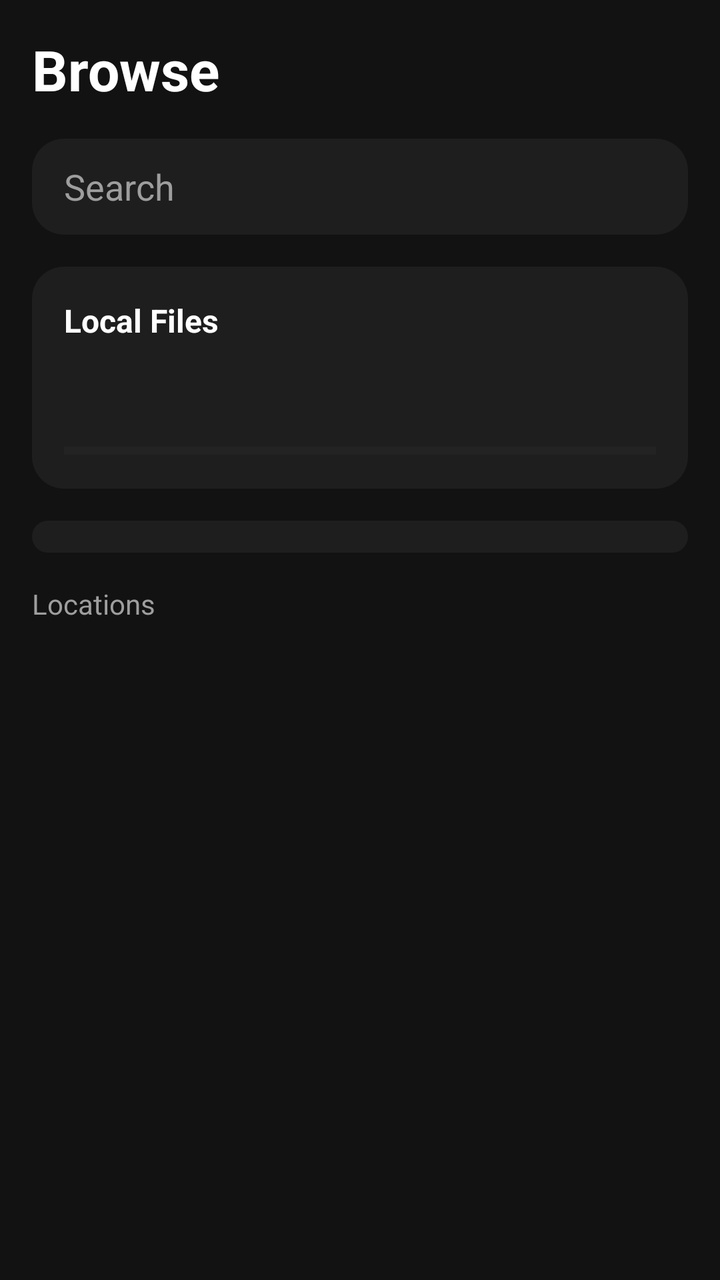
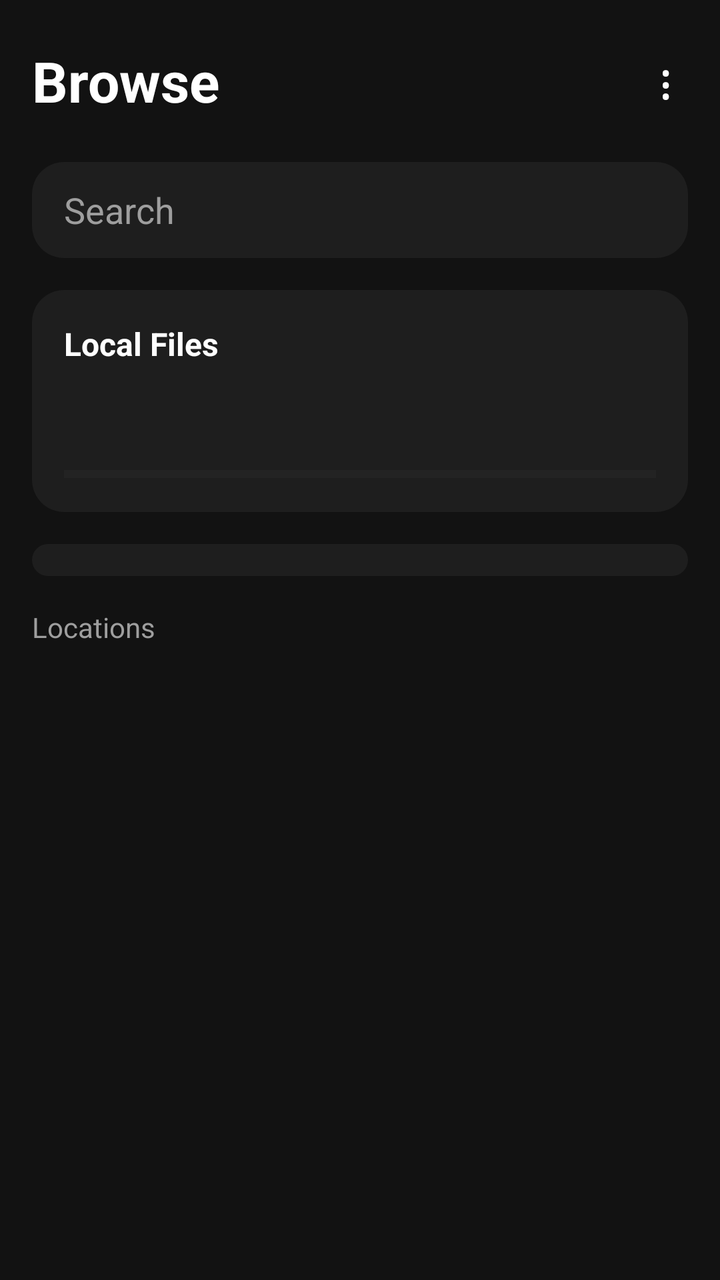

An Android layout rendered at two revisions. The XML below is the earlier revision; the diff shows what the commit changed to produce the second picture.
<!-- AndroidManifest.xml: application theme Theme.FileVault -->
<!-- res/layout/activity_main.xml -->
<?xml version="1.0" encoding="utf-8"?>
<ScrollView xmlns:android="http://schemas.android.com/apk/res/android"
    android:layout_width="match_parent"
    android:layout_height="match_parent"
    android:background="@color/bg_dark">

    <LinearLayout
        android:layout_width="match_parent"
        android:layout_height="wrap_content"
        android:orientation="vertical"
        android:padding="16dp">

        <TextView
            android:layout_width="wrap_content"
            android:layout_height="wrap_content"
            android:text="Browse"
            android:textColor="#FFFFFF"
            android:textSize="28sp"
            android:textStyle="bold"
            android:layout_marginBottom="16dp" />

        <EditText
            android:id="@+id/searchBox"
            android:layout_width="match_parent"
            android:layout_height="48dp"
            android:background="@drawable/bg_card_rounded"
            android:hint="Search"
            android:paddingStart="16dp"
            android:paddingEnd="16dp"
            android:textColorHint="@color/text_secondary"
            android:textColor="#FFFFFF"
            android:inputType="text"
            android:imeOptions="actionSearch"
            android:layout_marginBottom="16dp" />

        <LinearLayout
            android:id="@+id/localFilesCard"
            android:layout_width="match_parent"
            android:layout_height="wrap_content"
            android:orientation="vertical"
            android:background="@drawable/bg_card_rounded"
            android:padding="16dp"
            android:clickable="true"
            android:focusable="true"
            android:layout_marginBottom="16dp">

            <LinearLayout
                android:layout_width="match_parent"
                android:layout_height="wrap_content"
                android:orientation="horizontal">

                <TextView
                    android:layout_width="0dp"
                    android:layout_height="wrap_content"
                    android:layout_weight="1"
                    android:text="Local Files"
                    android:textColor="#FFFFFF"
                    android:textSize="16sp"
                    android:textStyle="bold" />
            </LinearLayout>

            <TextView
                android:id="@+id/storageText"
                android:layout_width="wrap_content"
                android:layout_height="wrap_content"
                android:layout_marginTop="12dp"
                android:textColor="#FFFFFF"
                android:textSize="22sp"
                android:textStyle="bold" />

            <ProgressBar
                android:id="@+id/storageBar"
                style="?android:attr/progressBarStyleHorizontal"
                android:layout_width="match_parent"
                android:layout_height="6dp"
                android:layout_marginTop="10dp"
                android:progressTint="@color/accent_blue"
                android:progressBackgroundTint="#333333"
                android:max="100" />

        </LinearLayout>

        <androidx.recyclerview.widget.RecyclerView
            android:id="@+id/categoryGrid"
            android:layout_width="match_parent"
            android:layout_height="wrap_content"
            android:background="@drawable/bg_card_rounded"
            android:padding="8dp"
            android:layout_marginBottom="16dp" />

        <TextView
            android:layout_width="wrap_content"
            android:layout_height="wrap_content"
            android:text="Locations"
            android:textColor="@color/text_secondary"
            android:textSize="14sp"
            android:layout_marginBottom="8dp" />

        <LinearLayout
            android:id="@+id/locationsContainer"
            android:layout_width="match_parent"
            android:layout_height="wrap_content"
            android:orientation="vertical"
            android:background="@drawable/bg_card_rounded" />

    </LinearLayout>
</ScrollView>
<!-- resources referenced by this layout -->
<resources>
  <color name="accent_blue">#4A90E2</color>
  <color name="bg_dark">#121212</color>
  <color name="text_secondary">#9E9E9E</color>
  <!-- drawable bg_card_rounded (drawable) -->
  <shape xmlns:android="http://schemas.android.com/apk/res/android">
      <corners android:radius="16dp" />
      <solid android:color="@color/card_dark" />
  </shape>
  <style name="Theme.FileVault" parent="Theme.MaterialComponents.DayNight.NoActionBar">
          <item name="colorPrimary">#1E88E5</item>
          <item name="colorPrimaryDark">#1565C0</item>
          <item name="colorAccent">#42A5F5</item>
      </style>
  <color name="card_dark">#1E1E1E</color>
</resources>

<!-- the commit's change to res/layout/activity_main.xml (unified diff, before → after) -->
@@ -10,14 +10,32 @@
         android:orientation="vertical"
         android:padding="16dp">
 
-        <TextView
-            android:layout_width="wrap_content"
+        <LinearLayout
+            android:layout_width="match_parent"
             android:layout_height="wrap_content"
-            android:text="Browse"
-            android:textColor="#FFFFFF"
-            android:textSize="28sp"
-            android:textStyle="bold"
-            android:layout_marginBottom="16dp" />
+            android:orientation="horizontal"
+            android:gravity="center_vertical"
+            android:layout_marginBottom="16dp">
+
+            <TextView
+                android:layout_width="0dp"
+                android:layout_height="wrap_content"
+                android:layout_weight="1"
+                android:text="Browse"
+                android:textColor="#FFFFFF"
+                android:textSize="28sp"
+                android:textStyle="bold" />
+
+            <TextView
+                android:id="@+id/settingsButton"
+                android:layout_width="wrap_content"
+                android:layout_height="wrap_content"
+                android:text="⋮"
+                android:textColor="#FFFFFF"
+                android:textSize="24sp"
+                android:padding="8dp" />
+
+        </LinearLayout>
 
         <EditText
             android:id="@+id/searchBox"
